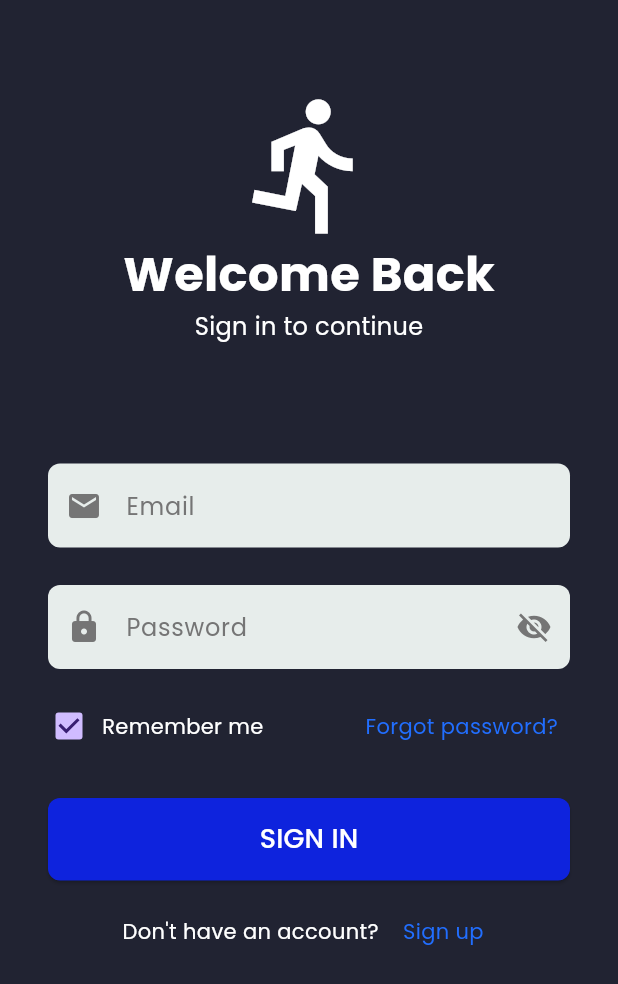
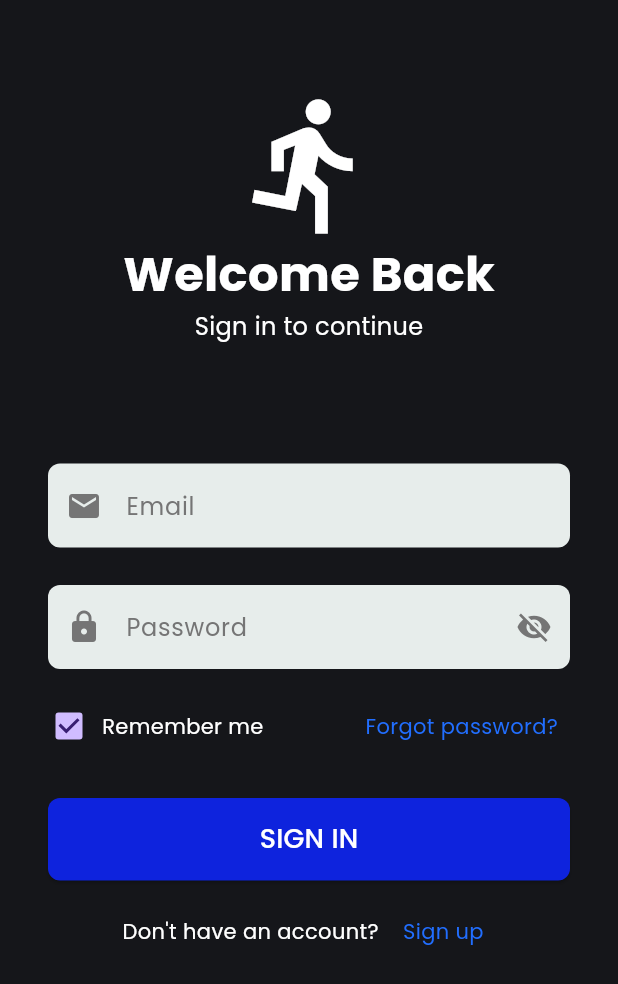
Before and after one commit to ntandat20130221/ecommerce-admin-app, a Flutter app: the screen it shows after launch, on a phone screen of 412 x 824 dp. Shown: the top 984 px of the screen. Run offline on Flutter 3.47's test engine with Material 3 defaults, Android fonts, the phone set to English and light mode, and no system bars; our stand-ins replace dropdown_button2, flutter_svg, google_fonts, image_picker, shared_preferences, syncfusion_flutter_charts.

```diff
--- a/lib/data/repositories/product_repository.dart
+++ b/lib/data/repositories/product_repository.dart
@@ -4,4 +4,5 @@ abstract class ProductRepository {
   Future<List<Product>> getProducts();
   Future<bool> createProduct(Product product);
   Future<bool> updateProduct(Product product);
+  Future<bool> deleteProduct(Product product);
 }
--- a/lib/data/repositories/product_repository_impl.dart
+++ b/lib/data/repositories/product_repository_impl.dart
@@ -67,4 +67,10 @@ class ProductRepositoryImpl implements ProductRepository {
     final response = await request.send();
     return response.statusCode == 200;
   }
+
+  @override
+  Future<bool> deleteProduct(Product product) async {
+    final response = await http.delete(Uri.parse('$baseUrl/api/product/${product.id}'));
+    return response.statusCode == 200;
+  }
 }
--- a/lib/presentation/products/products_screen.dart
+++ b/lib/presentation/products/products_screen.dart
@@ -101,7 +101,7 @@ class _ProductScreenState extends State<ProductScreen> {
                       ),
                     );
                   },
-                  separatorBuilder: (context, index) => const Divider(height: 0, color: Color.fromARGB(255, 54, 58, 80)),
+                  separatorBuilder: (context, index) => const Divider(height: 0, color: Color.fromARGB(255, 41, 43, 59)),
                 ),
               ],
             ),
--- a/lib/shared/constants.dart
+++ b/lib/shared/constants.dart
@@ -1,11 +1,8 @@
 import 'package:flutter/material.dart';
 
 const colorPrimary = Color(0xFF2697FF);
-const colorSecondary = Color(0xFF2A2D3E);
-const colorBackground = Color(0xFF212332);
-
-const backgroundColor = Color(0xFF15161A);
-const containerColor = Color(0xFF1B1C21);
+const colorSecondary = Color(0xFF1B1C21);
+const colorBackground = Color(0xFF15161A);
 const textBorderColor = Color(0xFF27282e);
 
 const defaultPadding = 16.0;
```
Also changed, not shown: lib/presentation/products/product_create.dart (+30 -4 lines).
